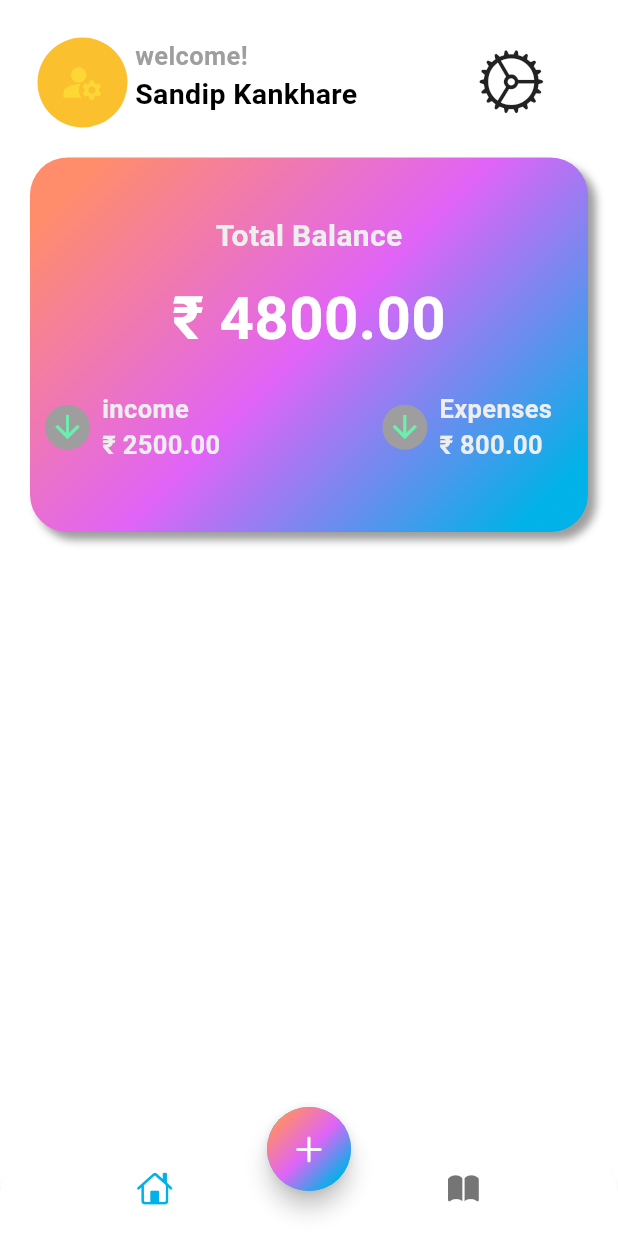
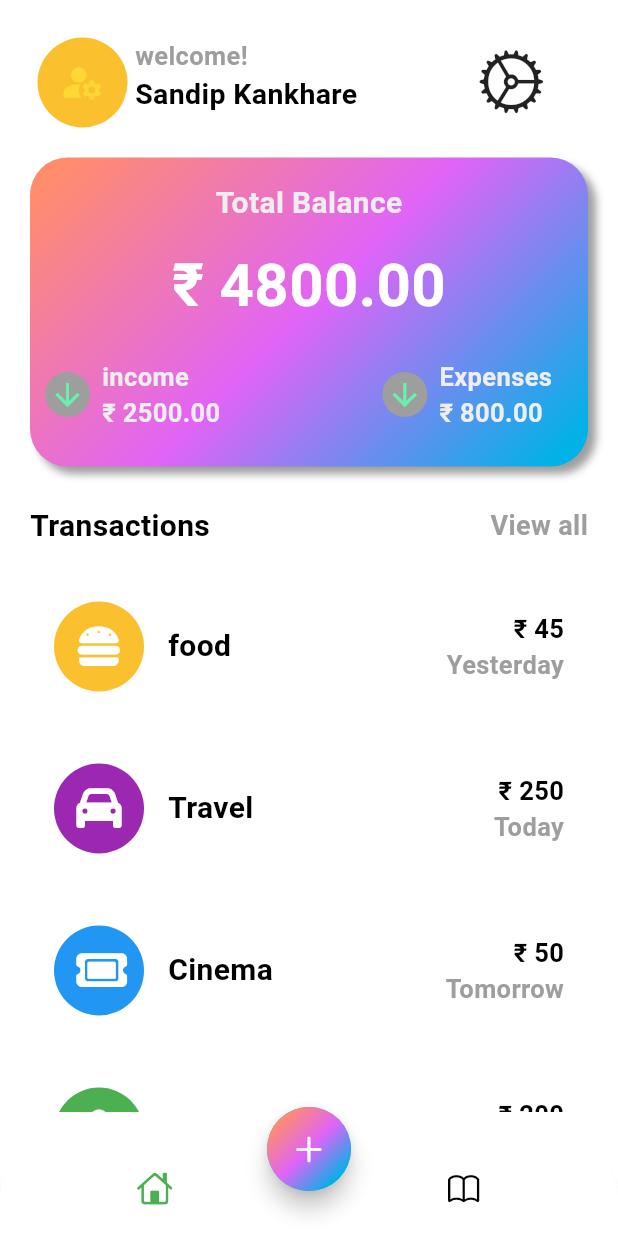
Before and after one commit to sandip142/expense_tracker, a Flutter app: the screen it shows after launch, on a phone screen of 412 x 824 dp. Run offline on Flutter 3.47's test engine with Material 3 defaults, Android fonts, the light colour scheme and no system bars; our stand-ins replace font_awesome_flutter.

Commit message:
implementing lis of expenses

```diff
--- /dev/null
+++ b/lib/data/data.dart
@@ -0,0 +1,34 @@
+import 'package:flutter/material.dart';
+import 'package:font_awesome_flutter/font_awesome_flutter.dart';
+
+List<Map<String,dynamic>> dataModel =[
+  {
+     'color':Colors.yellow[700],
+     'icon': FontAwesomeIcons.burger,
+     'money':'₹ 45',
+     'title':'food',
+     'day':'Yesterday'
+  },
+    {
+     'color':Colors.purple,
+     'icon': FontAwesomeIcons.car,
+     'money':'₹ 250',
+     'title':'Travel',
+     'day':'Today'
+  },
+    {
+     'color':Colors.blue,
+     'icon': FontAwesomeIcons.ticket,
+     'money':'₹ 50',
+     'title':'Cinema',
+     'day':'Tomorrow'
+  },
+    {
+     'color':Colors.green,
+     'icon': FontAwesomeIcons.bagShopping,
+     'money':'₹ 200',
+     'title':'Shopping',
+     'day':'today'
+  }
+
+];
--- a/lib/screen/home/views/home_page.dart
+++ b/lib/screen/home/views/home_page.dart
@@ -1,26 +1,41 @@
 import 'dart:math';
 
 import 'package:expense_tracker/screen/home/views/main_body.dart';
+import 'package:expense_tracker/screen/stats/view/stat_screen.dart';
 import 'package:flutter/cupertino.dart';
 import 'package:flutter/material.dart';
 
-class HomePage extends StatelessWidget {
+class HomePage extends StatefulWidget {
   const HomePage({super.key});
 
+  @override
+  State<HomePage> createState() => _HomePageState();
+}
+
+class _HomePageState extends State<HomePage> {
+
+    int index =0;
   @override
   Widget build(BuildContext context) {
     return Scaffold(
       bottomNavigationBar: ClipRRect(
         borderRadius: const BorderRadius.vertical(top: Radius.circular(30)),
         child: BottomNavigationBar(
+          onTap: (value){
+             setState(() {
+               index=value;
+             });
+          },
           showUnselectedLabels: false,
           showSelectedLabels: false,
           backgroundColor: Colors.white,
+          selectedIconTheme: IconThemeData(color: Colors.green),
+          unselectedIconTheme: IconThemeData(color: Colors.black),
           items: const [
             BottomNavigationBarItem(
                 icon: Icon(CupertinoIcons.home), label: "Home"),
             BottomNavigationBarItem(
-                icon: Icon(CupertinoIcons.book_fill), label: "stats")
+                icon: Icon(CupertinoIcons.book,), label: "stats")
           ],
         ),
       ),
@@ -46,7 +61,7 @@ class HomePage extends StatelessWidget {
 
         ),
       ),
-      body: const MainBody(),
+      body: index==0? const MainBody(): const StatsScreen(),
     );
   }
 }
--- a/lib/screen/home/views/main_body.dart
+++ b/lib/screen/home/views/main_body.dart
@@ -1,5 +1,8 @@
+// ignore_for_file: unnecessary_const
+
 import 'dart:math';
 
+import 'package:expense_tracker/data/data.dart';
 import 'package:flutter/cupertino.dart';
 import 'package:flutter/material.dart';
 
@@ -70,7 +73,7 @@ class MainBody extends StatelessWidget {
               height: 20,
             ),
             Container(
-              height: MediaQuery.of(context).size.height / 3.3,
+              height: MediaQuery.of(context).size.height / 4,
               width: MediaQuery.of(context).size.width,
               decoration: BoxDecoration(
                   gradient: LinearGradient(colors: [
@@ -86,14 +89,16 @@ class MainBody extends StatelessWidget {
               child: Column(
                 mainAxisAlignment: MainAxisAlignment.center,
                 children: [
-                   Text(
+                  Text(
                     "Total Balance",
                     style: TextStyle(
                         fontSize: 20,
                         color: Colors.grey.shade200,
                         fontWeight: FontWeight.bold),
                   ),
-                 const SizedBox(height: 12,),
+                  const SizedBox(
+                    height: 12,
+                  ),
                   const Text(
                     "₹ 4800.00",
                     style: TextStyle(
@@ -122,8 +127,8 @@ class MainBody extends StatelessWidget {
                                 color: Colors.greenAccent,
                               ),
                             ),
-                             Padding(
-                              padding:const EdgeInsets.all(8.0),
+                            Padding(
+                              padding: const EdgeInsets.all(8.0),
                               child: Column(
                                 crossAxisAlignment: CrossAxisAlignment.start,
                                 children: [
@@ -149,7 +154,9 @@ class MainBody extends StatelessWidget {
                           ],
                         ),
                       ),
-                      const SizedBox(width: 80,),
+                      const SizedBox(
+                        width: 80,
+                      ),
                       Padding(
                         padding: const EdgeInsets.symmetric(horizontal: 10),
                         child: Row(
@@ -166,7 +173,7 @@ class MainBody extends StatelessWidget {
                                 color: Colors.greenAccent,
                               ),
                             ),
-                             Padding(
+                            Padding(
                               padding: const EdgeInsets.all(8.0),
                               child: Column(
                                 crossAxisAlignment: CrossAxisAlignment.start,
@@ -197,6 +204,105 @@ class MainBody extends StatelessWidget {
                   )
                 ],
               ),
+            ),
+            const SizedBox(height: 25),
+            Row(
+              mainAxisAlignment: MainAxisAlignment.spaceBetween,
+              children: [
+                const Text(
+                  'Transactions',
+                  style: TextStyle(
+                    fontWeight: FontWeight.bold,
+                    fontSize: 20,
+                  ),
+                ),
+                Text(
+                  'View all',
+                  style: TextStyle(
+                      fontWeight: FontWeight.bold,
+                      fontSize: 18,
+                      color: Theme.of(context).colorScheme.outline),
+                ),
+              ],
+            ),
+            const SizedBox(
+              height: 20,
+            ),
+            Expanded(
+              child: ListView.builder(
+                itemCount: dataModel.length,
+                itemBuilder: (context, index) {
+                  return Padding(
+                    padding: const EdgeInsets.only(bottom: 16),
+                    child: Container(
+                      decoration: BoxDecoration(
+                        color: Colors.white,
+                        borderRadius: BorderRadius.circular(12),
+                      ),
+                      child: Row(
+                        mainAxisAlignment: MainAxisAlignment.spaceBetween,
+                        children: [
+                          Row(
+                            children: [
+                              Padding(
+                                padding: const EdgeInsets.all(16.0),
+                                child: Stack(
+                                  alignment: Alignment.center,
+                                  children: [
+                                    Container(
+                                      height: 60,
+                                      width: 60,
+                                      decoration: BoxDecoration(
+                                        shape: BoxShape.circle,
+                                        color:dataModel[index]['color'],
+                                      ),
+                                    ),
+                                     Icon(
+                                      dataModel[index]['icon'],
+                                      size: 30,
+                                      color: Colors.white,
+                                    )
+                                  ],
+                                ),
+                              ),
+                               Text(
+                                dataModel[index]['title'],
+                                style:const TextStyle(
+                                    fontWeight: FontWeight.w700, fontSize: 20),
+                              )
+                            ],
+                          ),
+                          Padding(
+                            padding: const EdgeInsets.all(16.0),
+                            child: Column(
+                              crossAxisAlignment: CrossAxisAlignment.end,
+                              children: [
+                                 Text(
+                                  dataModel[index]['money'],
+                                  style: const TextStyle(
+                                    fontWeight: FontWeight.bold,
+                                    fontSize: 17,
+                                    color: Colors.black,
+                                  ),
+                                ),
+                                Text(
+                                  dataModel[index]['day'],
+                                  style: TextStyle(
+                                    fontWeight: FontWeight.bold,
+                                    fontSize: 17,
+                                    color:
+                                        Theme.of(context).colorScheme.outline,
+                                  ),
+                                ),
+                              ],
+                            ),
+                          )
+                        ],
+                      ),
+                    ),
+                  );
+                },
+              ),
             )
           ],
         ),
--- /dev/null
+++ b/lib/screen/stats/view/stat_screen.dart
@@ -0,0 +1,10 @@
+import 'package:flutter/cupertino.dart';
+
+class StatsScreen extends StatelessWidget {
+  const StatsScreen({super.key});
+
+  @override
+  Widget build(BuildContext context) {
+    return const Placeholder();
+  }
+}
--- a/pubspec.yaml
+++ b/pubspec.yaml
@@ -35,6 +35,7 @@ dependencies:
   # The following adds the Cupertino Icons font to your application.
   # Use with the CupertinoIcons class for iOS style icons.
   cupertino_icons: ^1.0.6
+  font_awesome_flutter: ^10.7.0
 
 dev_dependencies:
   flutter_test:
```
Also changed, not shown: pubspec.lock.
